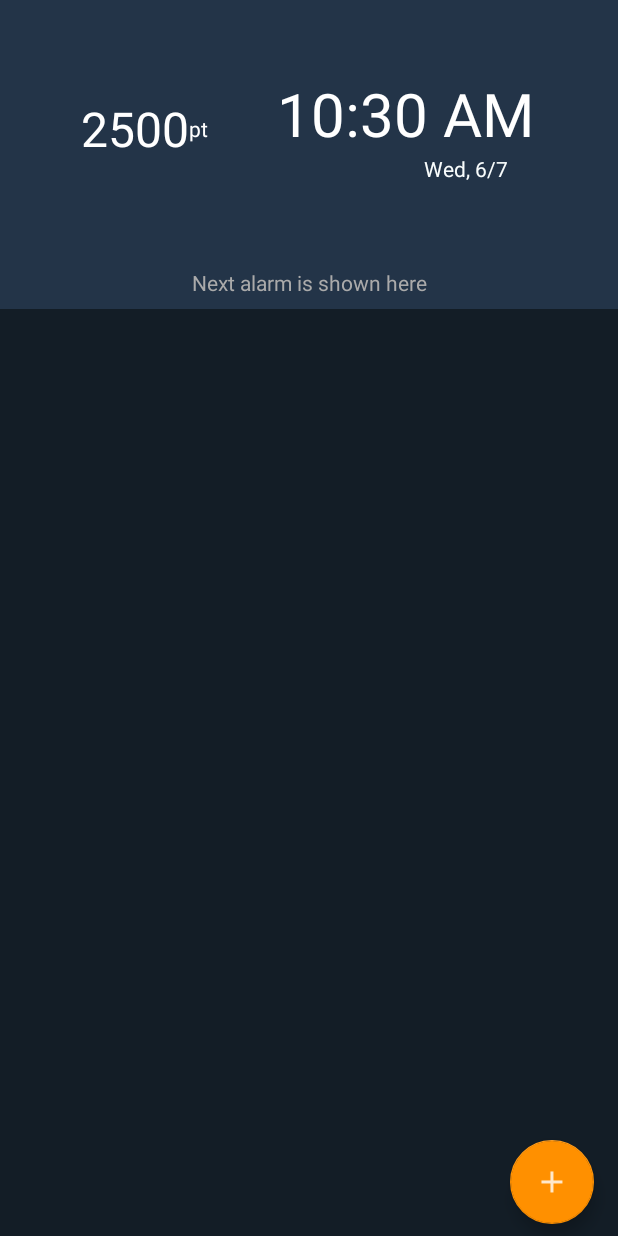
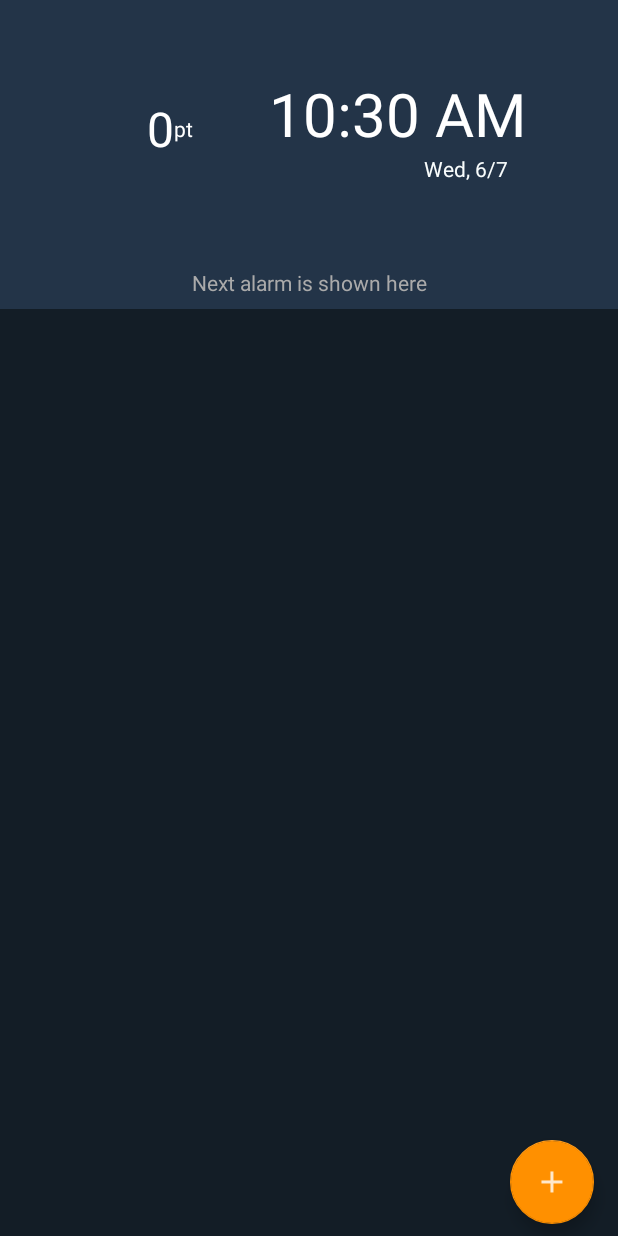
Before and after one commit to Nrgang/Alarm, an Android app: the screen it shows after launch (MainActivity), on a phone screen of 412 x 824 dp. Run offline under Robolectric (Android 15) with nearby library versions, the phone set to English and light mode, and no system bars.

```diff
--- a/app/src/main/res/layout/activity_main.xml
+++ b/app/src/main/res/layout/activity_main.xml
@@ -44,10 +44,10 @@
                     android:layout_height="0dp">
 
                     <TextView
-                        android:text="2500"
+                        android:text="0"
                         android:layout_width="wrap_content"
                         android:layout_height="wrap_content"
-                        android:id="@+id/textView2"
+                        android:id="@+id/pointText"
                         android:layout_weight="9"
                         android:textColor="@android:color/background_light"
                         android:layout_gravity="center"
```
Also changed, not shown: app/src/main/java/android/lifeistech/com/alarm/AlarmBroadcastReceiver.java (added, +19 -0 lines).
